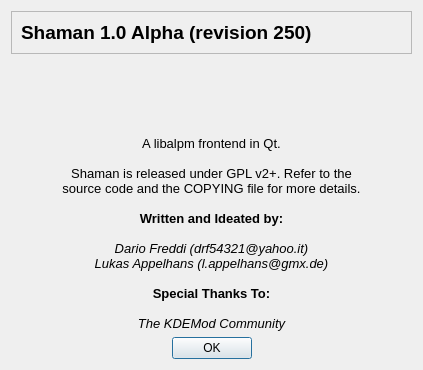
Old version of the form trunk/ui/aboutDialog.ui in the repository drf/shaman1.
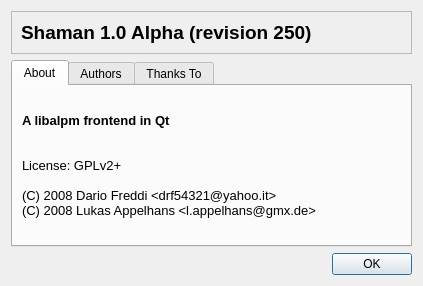
New version of the form. Icons and pictures are not drawn.

Commit message: About dialog

```diff
--- a/trunk/ui/aboutDialog.ui
+++ b/trunk/ui/aboutDialog.ui
@@ -6,16 +6,14 @@
     <x>0</x>
     <y>0</y>
     <width>423</width>
-    <height>370</height>
+    <height>286</height>
    </rect>
   </property>
   <property name="windowTitle" >
    <string>About Shaman</string>
   </property>
   <layout class="QGridLayout" >
-   <item row="0" column="0" >
-    <layout class="QVBoxLayout" >
-     <item>
+   <item row="0" column="0" colspan="2" >
       <widget class="QFrame" name="frame" >
        <property name="frameShape" >
         <enum>QFrame::StyledPanel</enum>
@@ -62,46 +60,96 @@
        </layout>
       </widget>
      </item>
-     <item>
+   <item row="1" column="0" colspan="2" >
+    <widget class="QTabWidget" name="tabWidget" >
+     <property name="currentIndex" >
+      <number>0</number>
+     </property>
+     <widget class="QWidget" name="tab" >
+      <attribute name="title" >
+       <string>About</string>
+      </attribute>
+      <layout class="QGridLayout" >
+       <item row="0" column="0" >
+        <widget class="QLabel" name="label_3" >
+         <property name="text" >
+          <string>&lt;html>&lt;head>&lt;meta name="qrichtext" content="1" />&lt;style type="text/css">
+p, li { white-space: pre-wrap; }
+&lt;/style>&lt;/head>&lt;body style=" font-family:'Sans Serif'; font-size:10pt; font-weight:400; font-style:normal;">
+&lt;p style=" margin-top:0px; margin-bottom:0px; margin-left:0px; margin-right:0px; -qt-block-indent:0; text-indent:0px;">&lt;span style=" font-weight:600;">A libalpm frontend in Qt&lt;/span>&lt;/p>
+&lt;p style="-qt-paragraph-type:empty; margin-top:0px; margin-bottom:0px; margin-left:0px; margin-right:0px; -qt-block-indent:0; text-indent:0px; font-weight:600;">&lt;/p>
+&lt;p style="-qt-paragraph-type:empty; margin-top:0px; margin-bottom:0px; margin-left:0px; margin-right:0px; -qt-block-indent:0; text-indent:0px; font-weight:600;">&lt;/p>
+&lt;p style=" margin-top:0px; margin-bottom:0px; margin-left:0px; margin-right:0px; -qt-block-indent:0; text-indent:0px;">License: GPLv2+&lt;/p>
+&lt;p style="-qt-paragraph-type:empty; margin-top:0px; margin-bottom:0px; margin-left:0px; margin-right:0px; -qt-block-indent:0; text-indent:0px;">&lt;/p>
+&lt;p style=" margin-top:0px; margin-bottom:0px; margin-left:0px; margin-right:0px; -qt-block-indent:0; text-indent:0px;">(C) 2008 Dario Freddi &amp;lt;drf54321@yahoo.it&amp;gt;&lt;/p>
+&lt;p style=" margin-top:0px; margin-bottom:0px; margin-left:0px; margin-right:0px; -qt-block-indent:0; text-indent:0px;">(C) 2008 Lukas Appelhans &amp;lt;l.appelhans@gmx.de&amp;gt;&lt;/p>&lt;/body>&lt;/html></string>
+         </property>
+        </widget>
+       </item>
+      </layout>
+     </widget>
+     <widget class="QWidget" name="tab_2" >
+      <attribute name="title" >
+       <string>Authors</string>
+      </attribute>
+      <layout class="QGridLayout" >
+       <item row="0" column="0" >
+        <widget class="QLabel" name="label_4" >
+         <property name="text" >
+          <string>&lt;html>&lt;head>&lt;meta name="qrichtext" content="1" />&lt;style type="text/css">
+p, li { white-space: pre-wrap; }
+&lt;/style>&lt;/head>&lt;body style=" font-family:'Sans Serif'; font-size:10pt; font-weight:400; font-style:normal;">
+&lt;p style=" margin-top:0px; margin-bottom:0px; margin-left:0px; margin-right:0px; -qt-block-indent:0; text-indent:0px;">&lt;span style=" font-weight:600;">Dario Freddi&lt;/span>&lt;/p>
+&lt;p style=" margin-top:0px; margin-bottom:0px; margin-left:0px; margin-right:0px; -qt-block-indent:0; text-indent:0px;">Developer&lt;/p>
+&lt;p style="-qt-paragraph-type:empty; margin-top:0px; margin-bottom:0px; margin-left:0px; margin-right:0px; -qt-block-indent:0; text-indent:0px;">&lt;/p>
+&lt;p style=" margin-top:0px; margin-bottom:0px; margin-left:0px; margin-right:0px; -qt-block-indent:0; text-indent:0px;">&lt;span style=" font-weight:600;">Lukas Appelhans&lt;/span>&lt;/p>
+&lt;p style=" margin-top:0px; margin-bottom:0px; margin-left:0px; margin-right:0px; -qt-block-indent:0; text-indent:0px; font-weight:600;">&lt;span style=" font-weight:400;">Developer&lt;/span>&lt;/p>
+&lt;p style="-qt-paragraph-type:empty; margin-top:0px; margin-bottom:0px; margin-left:0px; margin-right:0px; -qt-block-indent:0; text-indent:0px;">&lt;/p>&lt;/body>&lt;/html></string>
+         </property>
+        </widget>
+       </item>
+      </layout>
+     </widget>
+     <widget class="QWidget" name="Seite" >
+      <attribute name="title" >
+       <string>Thanks To</string>
+      </attribute>
+      <layout class="QGridLayout" >
+       <item row="0" column="0" >
+        <widget class="QLabel" name="label_5" >
+         <property name="text" >
+          <string>blablabla</string>
+         </property>
+        </widget>
+       </item>
+      </layout>
+     </widget>
+    </widget>
+   </item>
+   <item row="2" column="0" >
       <spacer>
        <property name="orientation" >
-        <enum>Qt::Vertical</enum>
+      <enum>Qt::Horizontal</enum>
+     </property>
+     <property name="sizeType" >
+      <enum>QSizePolicy::MinimumExpanding</enum>
        </property>
        <property name="sizeHint" >
         <size>
-         <width>20</width>
-         <height>40</height>
+       <width>40</width>
+       <height>20</height>
         </size>
        </property>
       </spacer>
      </item>
-     <item>
-      <widget class="QLabel" name="label_3" >
-       <property name="text" >
-        <string>&lt;html>&lt;head>&lt;meta name="qrichtext" content="1" />&lt;style type="text/css">
-p, li { white-space: pre-wrap; }
-&lt;/style>&lt;/head>&lt;body style=" font-family:'Liberation Sans'; font-size:9pt; font-weight:400; font-style:normal;">
-&lt;p style=" margin-top:0px; margin-bottom:0px; margin-left:0px; margin-right:0px; -qt-block-indent:0; text-indent:0px; font-size:10pt;">A libalpm frontend in Qt.&lt;/p>
-&lt;p style="-qt-paragraph-type:empty; margin-top:0px; margin-bottom:0px; margin-left:0px; margin-right:0px; -qt-block-indent:0; text-indent:0px; font-size:10pt;">&lt;/p>
-&lt;p style=" margin-top:0px; margin-bottom:0px; margin-left:0px; margin-right:0px; -qt-block-indent:0; text-indent:0px; font-size:10pt;">Shaman is released under GPL v2+. Refer to the&lt;/p>
-&lt;p style=" margin-top:0px; margin-bottom:0px; margin-left:0px; margin-right:0px; -qt-block-indent:0; text-indent:0px; font-size:10pt;">source code and the COPYING file for more details.&lt;/p>
-&lt;p style="-qt-paragraph-type:empty; margin-top:0px; margin-bottom:0px; margin-left:0px; margin-right:0px; -qt-block-indent:0; text-indent:0px; font-size:10pt;">&lt;/p>
-&lt;p style=" margin-top:0px; margin-bottom:0px; margin-left:0px; margin-right:0px; -qt-block-indent:0; text-indent:0px; font-size:10pt;">&lt;span style=" font-weight:600;">Written and Ideated by:&lt;/span>&lt;/p>
-&lt;p style="-qt-paragraph-type:empty; margin-top:0px; margin-bottom:0px; margin-left:0px; margin-right:0px; -qt-block-indent:0; text-indent:0px; font-size:10pt;">&lt;/p>
-&lt;p style=" margin-top:0px; margin-bottom:0px; margin-left:0px; margin-right:0px; -qt-block-indent:0; text-indent:0px; font-size:10pt;">&lt;span style=" font-style:italic;">Dario Freddi (drf54321@yahoo.it)&lt;/span>&lt;/p>
-&lt;p style=" margin-top:0px; margin-bottom:0px; margin-left:0px; margin-right:0px; -qt-block-indent:0; text-indent:0px; font-size:10pt; font-style:italic;">Lukas Appelhans (l.appelhans@gmx.de)&lt;/p>
-&lt;p style="-qt-paragraph-type:empty; margin-top:0px; margin-bottom:0px; margin-left:0px; margin-right:0px; -qt-block-indent:0; text-indent:0px; font-size:10pt;">&lt;/p>
-&lt;p style=" margin-top:0px; margin-bottom:0px; margin-left:0px; margin-right:0px; -qt-block-indent:0; text-indent:0px; font-size:10pt;">&lt;span style=" font-weight:600;">Special Thanks To:&lt;/span>&lt;/p>
-&lt;p style="-qt-paragraph-type:empty; margin-top:0px; margin-bottom:0px; margin-left:0px; margin-right:0px; -qt-block-indent:0; text-indent:0px; font-size:10pt;">&lt;/p>
-&lt;p style=" margin-top:0px; margin-bottom:0px; margin-left:0px; margin-right:0px; -qt-block-indent:0; text-indent:0px; font-size:10pt;">&lt;span style=" font-style:italic;">The KDEMod Community&lt;/span>&lt;/p>&lt;/body>&lt;/html></string>
-       </property>
-       <property name="alignment" >
-        <set>Qt::AlignCenter</set>
-       </property>
-      </widget>
-     </item>
-     <item>
+   <item row="2" column="1" >
       <widget class="QDialogButtonBox" name="buttonBox" >
+     <property name="sizePolicy" >
+      <sizepolicy vsizetype="Fixed" hsizetype="Fixed" >
+       <horstretch>0</horstretch>
+       <verstretch>0</verstretch>
+      </sizepolicy>
+     </property>
        <property name="orientation" >
         <enum>Qt::Horizontal</enum>
        </property>
@@ -112,8 +160,6 @@
         <bool>true</bool>
        </property>
       </widget>
-     </item>
-    </layout>
    </item>
   </layout>
  </widget>
```
Lines whose indentation alone changed are shown as unchanged.
